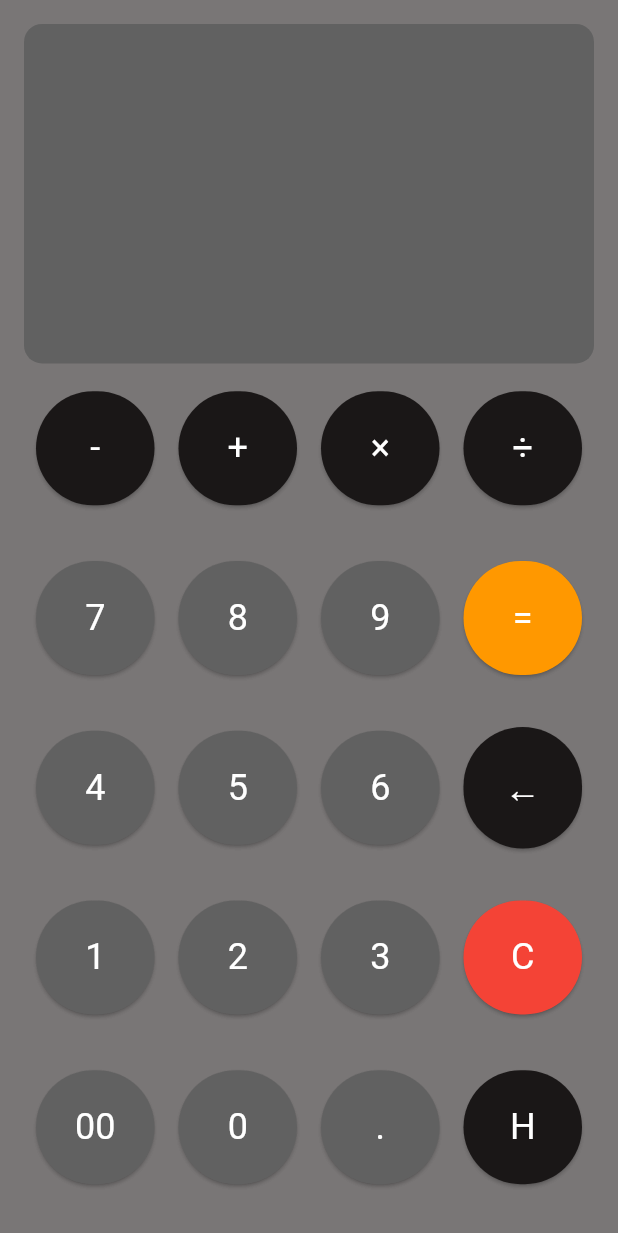
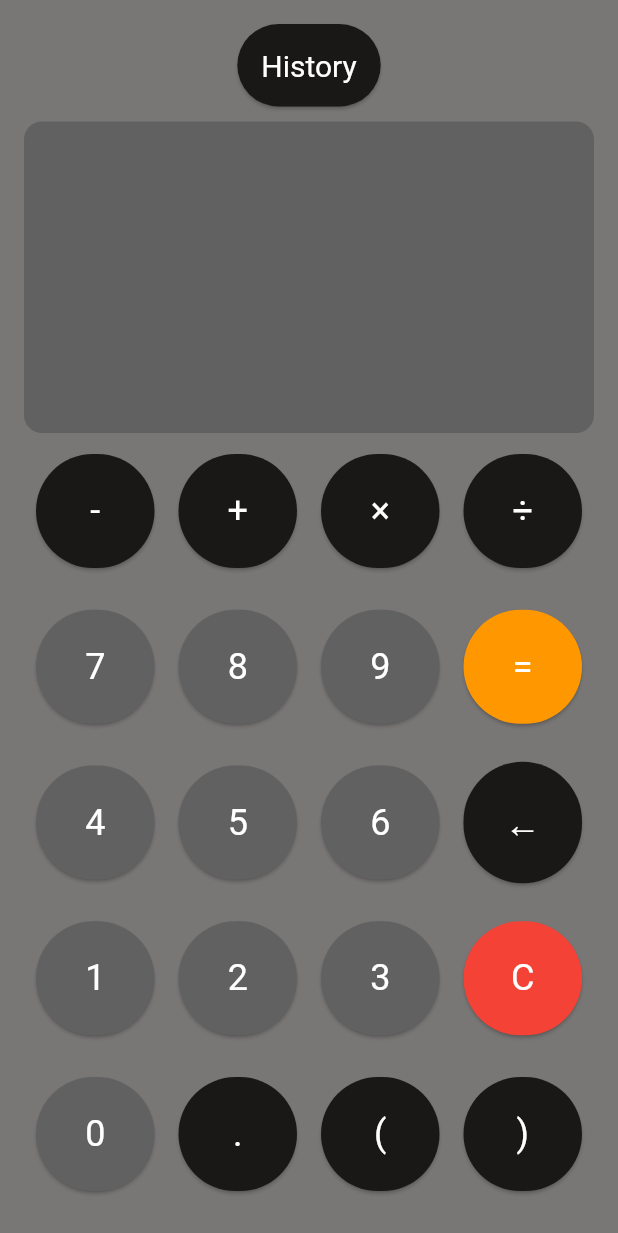
Before and after one commit to MAXXXIMUS-tropical-milkshake/MAXXXIMUS_Calculator, a Flutter app: the screen it shows after launch, on a phone screen of 412 x 824 dp. Shown: the top 1233 px of the screen. Run offline on Flutter 3.47's test engine with Material 3 defaults, Android fonts, the phone set to English and light mode, and no system bars; our stand-ins replace bloc, flutter_bloc, go_router; missing offline and left inert: window_size.

Commit message:
feat(calculator): added brackets

```diff
--- a/ui/lib/calculator/cubit/calculator_cubit.dart
+++ b/ui/lib/calculator/cubit/calculator_cubit.dart
@@ -18,8 +18,10 @@ const _supportedNonOps = [
   "8",
   "9",
   "0",
-  "00",
-  "."
+  "0",
+  ".",
+  "(",
+  ")"
 ];
 
 bool lastisop = false;
--- a/ui/lib/calculator/view/calculator_page.dart
+++ b/ui/lib/calculator/view/calculator_page.dart
@@ -63,6 +63,16 @@ class CalculatorView extends StatelessWidget {
       ),
     );
 
+    final buttonStyleHistory = ElevatedButton.styleFrom(
+      padding: const EdgeInsets.all(16),
+      textStyle: const TextStyle(fontSize: 20),
+      backgroundColor: const Color.fromARGB(255, 26, 23, 23),
+      foregroundColor: Colors.white,
+      shape: RoundedRectangleBorder(
+        borderRadius: BorderRadius.circular(50),
+      ),
+    );
+
     return Scaffold(
       backgroundColor: const Color.fromARGB(196, 81, 77, 77),
       body: BlocBuilder<CalculatorCubit, String>(
@@ -76,6 +86,14 @@ class CalculatorView extends StatelessWidget {
             child: Column(
               crossAxisAlignment: CrossAxisAlignment.stretch,
               children: [
+                Align(
+                    alignment: Alignment.center,
+                    child: ElevatedButton(
+                      style: buttonStyleHistory,
+                      onPressed: () => context.go("/history"),
+                      child: const Text("History"),
+                    )),
+                const SizedBox(height: 10),
                 Expanded(
                   flex: 2,
                   child: Container(
@@ -88,7 +106,8 @@ class CalculatorView extends StatelessWidget {
                       alignment: Alignment.centerRight,
                       child: Text(
                         displayState,
-                        style: textTheme.displayMedium?.copyWith(fontSize: 48, color: Colors.white),
+                        style: textTheme.displayMedium
+                            ?.copyWith(fontSize: 48, color: Colors.white),
                         textAlign: TextAlign.right,
                       ),
                     ),
@@ -187,19 +206,10 @@ class CalculatorView extends StatelessWidget {
                   child: Row(
                     mainAxisAlignment: MainAxisAlignment.spaceEvenly,
                     children: [
-                      CalculatorButton(buttonStyle: buttonStyle, symbol: '00'),
                       CalculatorButton(buttonStyle: buttonStyle, symbol: '0'),
-                      CalculatorButton(buttonStyle: buttonStyle, symbol: '.'),
-                      Expanded(
-                        child: Padding(
-                          padding: const EdgeInsets.all(8.0),
-                          child: ElevatedButton(
-                            style: buttonStyleGrey,
-                            onPressed: () => context.go("/history"),
-                            child: const Text("H"),
-                          ),
-                        ),
-                      )
+                      CalculatorButton(buttonStyle: buttonStyleGrey, symbol: '.'),
+                      CalculatorButton(buttonStyle: buttonStyleGrey, symbol: '('),
+                      CalculatorButton(buttonStyle: buttonStyleGrey, symbol: ')'),
                     ],
                   ),
                 ),
```
